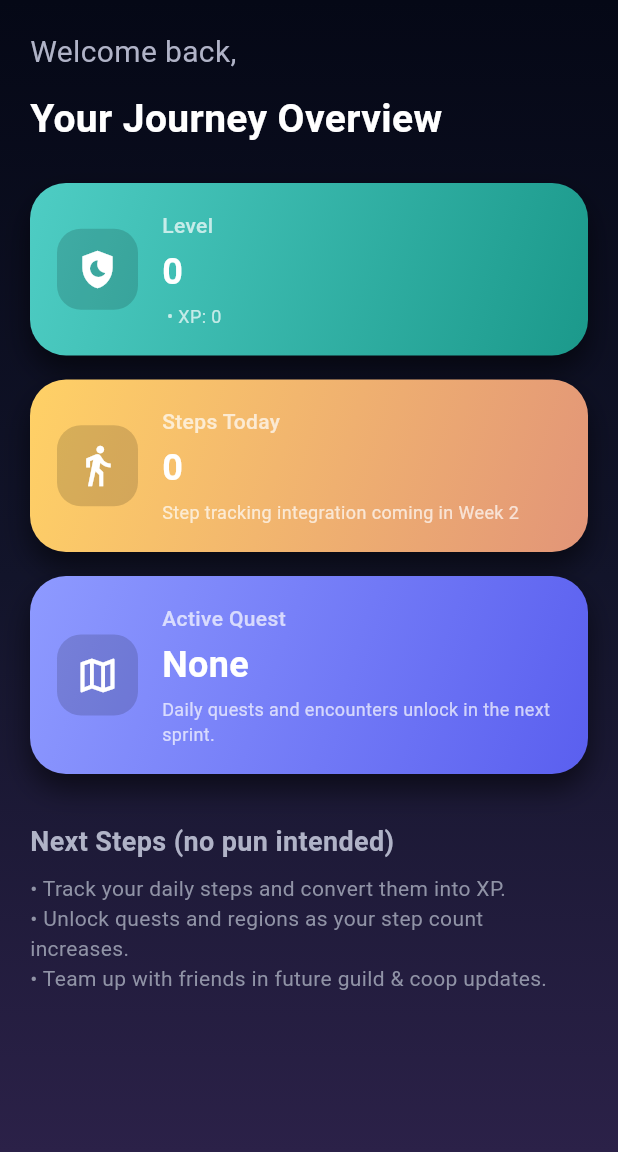
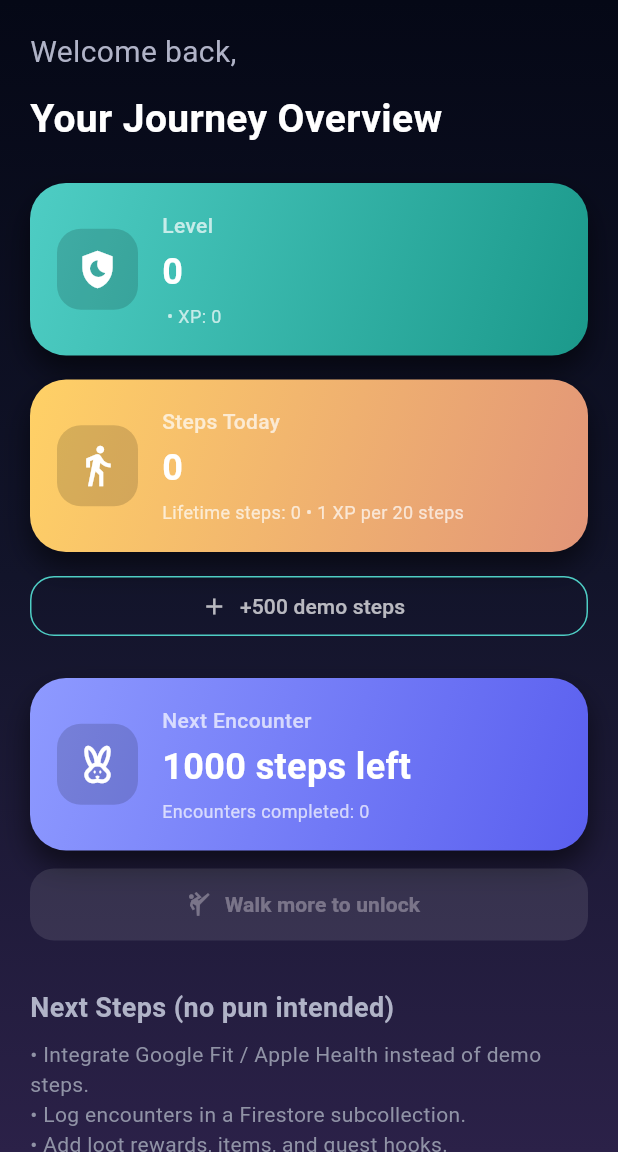
Before and after one commit to kevinlam13/StepQuest, a Flutter app: the screen it shows once a user with an empty profile is signed in, on a phone screen of 412 x 824 dp, the part 84-1236 px from its top. Run offline on Flutter 3.47's test engine with Material 3 defaults, Android fonts, the phone set to English and light mode, and no system bars; our stand-ins replace cloud_firestore, firebase_auth, firebase_core; accounts and stored records are empty.

Commit message:
Step tracking & encounters (steps, XP, milestones)

```diff
--- a/lib/models/player_profile.dart
+++ b/lib/models/player_profile.dart
@@ -5,6 +5,8 @@ class PlayerProfile {
   final int level;
   final int xp;
   final int stepsLifetime;
+  final int stepsToday;
+  final int encountersCompleted;
   final int colorIndex; // used for card color theme
 
   PlayerProfile({
@@ -14,6 +16,8 @@ class PlayerProfile {
     required this.level,
     required this.xp,
     required this.stepsLifetime,
+    required this.stepsToday,
+    required this.encountersCompleted,
     required this.colorIndex,
   });
 
@@ -25,6 +29,8 @@ class PlayerProfile {
       level: 1,
       xp: 0,
       stepsLifetime: 0,
+      stepsToday: 0,
+      encountersCompleted: 0,
       colorIndex: 0,
     );
   }
@@ -37,6 +43,9 @@ class PlayerProfile {
       level: (json['level'] as num?)?.toInt() ?? 1,
       xp: (json['xp'] as num?)?.toInt() ?? 0,
       stepsLifetime: (json['stepsLifetime'] as num?)?.toInt() ?? 0,
+      stepsToday: (json['stepsToday'] as num?)?.toInt() ?? 0,
+      encountersCompleted:
+      (json['encountersCompleted'] as num?)?.toInt() ?? 0,
       colorIndex: (json['colorIndex'] as num?)?.toInt() ?? 0,
     );
   }
@@ -48,6 +57,8 @@ class PlayerProfile {
       'level': level,
       'xp': xp,
       'stepsLifetime': stepsLifetime,
+      'stepsToday': stepsToday,
+      'encountersCompleted': encountersCompleted,
       'colorIndex': colorIndex,
     };
   }
@@ -58,6 +69,8 @@ class PlayerProfile {
     int? level,
     int? xp,
     int? stepsLifetime,
+    int? stepsToday,
+    int? encountersCompleted,
     int? colorIndex,
   }) {
     return PlayerProfile(
@@ -67,6 +80,8 @@ class PlayerProfile {
       level: level ?? this.level,
       xp: xp ?? this.xp,
       stepsLifetime: stepsLifetime ?? this.stepsLifetime,
+      stepsToday: stepsToday ?? this.stepsToday,
+      encountersCompleted: encountersCompleted ?? this.encountersCompleted,
       colorIndex: colorIndex ?? this.colorIndex,
     );
   }
--- a/lib/screens/home_screen.dart
+++ b/lib/screens/home_screen.dart
@@ -4,6 +4,7 @@ import 'package:firebase_auth/firebase_auth.dart';
 import '../models/player_profile.dart';
 import '../services/profile_services.dart';
 import 'character_creation_screen.dart';
+import 'encounter_screen.dart';
 
 class HomeScreen extends StatelessWidget {
   const HomeScreen({super.key});
@@ -66,9 +67,10 @@ class HomeScreen extends StatelessWidget {
               return _buildNoCharacterView(context, email);
             }
 
-            // 👉 Character exists → show RPG-style stats
             final palette =
             _palettes[profile.colorIndex % _palettes.length];
+            final stepsToNext =
+            ProfileService.instance.stepsToNextEncounter(profile);
 
             return ListView(
               padding: const EdgeInsets.all(20),
@@ -91,6 +93,7 @@ class HomeScreen extends StatelessWidget {
                 ),
                 const SizedBox(height: 24),
 
+                // Level / XP card
                 _StatCard(
                   title: 'Level',
                   value: profile.level.toString(),
@@ -100,22 +103,93 @@ class HomeScreen extends StatelessWidget {
                 ),
                 const SizedBox(height: 16),
 
+                // Steps card
                 _StatCard(
                   title: 'Steps Today',
-                  value: '0',
-                  subtitle: 'Step tracking integration coming in Week 2',
+                  value: profile.stepsToday.toString(),
+                  subtitle:
+                  'Lifetime steps: ${profile.stepsLifetime} • 1 XP per 20 steps',
                   icon: Icons.directions_walk,
                   colors: const [Color(0xFFFFD166), Color(0xFFE29578)],
                 ),
-                const SizedBox(height: 16),
+                const SizedBox(height: 12),
 
+                // Demo controls row
+                Row(
+                  children: [
+                    Expanded(
+                      child: OutlinedButton.icon(
+                        style: OutlinedButton.styleFrom(
+                          foregroundColor: Colors.white70,
+                          side: const BorderSide(color: Color(0xFF4ECDC4)),
+                          shape: RoundedRectangleBorder(
+                            borderRadius: BorderRadius.circular(16),
+                          ),
+                        ),
+                        onPressed: () async {
+                          await ProfileService.instance.addSteps(500);
+                          if (context.mounted) {
+                            ScaffoldMessenger.of(context).showSnackBar(
+                              const SnackBar(
+                                content: Text('Added 500 demo steps'),
+                              ),
+                            );
+                          }
+                        },
+                        icon: const Icon(Icons.add),
+                        label: const Text('+500 demo steps'),
+                      ),
+                    ),
+                  ],
+                ),
+                const SizedBox(height: 24),
+
+                // Encounter status
                 _StatCard(
-                  title: 'Active Quest',
-                  value: 'None',
+                  title: 'Next Encounter',
+                  value: stepsToNext == 0
+                      ? 'Ready!'
+                      : '$stepsToNext steps left',
                   subtitle:
-                  'Daily quests and encounters unlock in the next sprint.',
-                  icon: Icons.map_outlined,
+                  'Encounters completed: ${profile.encountersCompleted}',
+                  icon: Icons.cruelty_free_outlined,
                   colors: const [Color(0xFF8E9AFF), Color(0xFF5A5FEF)],
+                ),
+                const SizedBox(height: 12),
+
+                SizedBox(
+                  width: double.infinity,
+                  height: 48,
+                  child: ElevatedButton.icon(
+                    onPressed: stepsToNext == 0
+                        ? () {
+                      Navigator.of(context).push(
+                        MaterialPageRoute(
+                          builder: (_) =>
+                              EncounterScreen(profile: profile),
+                        ),
+                      );
+                    }
+                        : null,
+                    style: ElevatedButton.styleFrom(
+                      backgroundColor: const Color(0xFF4ECDC4),
+                      foregroundColor: Colors.black,
+                      disabledBackgroundColor:
+                      Colors.white.withOpacity(0.1),
+                      shape: RoundedRectangleBorder(
+                        borderRadius: BorderRadius.circular(16),
+                      ),
+                    ),
+                    icon: const Icon(Icons.sports_martial_arts),
+                    label: Text(
+                      stepsToNext == 0
+                          ? 'Start Encounter'
+                          : 'Walk more to unlock',
+                      style: const TextStyle(
+                        fontWeight: FontWeight.bold,
+                      ),
+                    ),
+                  ),
                 ),
 
                 const SizedBox(height: 32),
@@ -129,9 +203,9 @@ class HomeScreen extends StatelessWidget {
                 ),
                 const SizedBox(height: 8),
                 const Text(
-                  '• Track your daily steps and convert them into XP.\n'
-                      '• Unlock quests and regions as your step count increases.\n'
-                      '• Team up with friends in future guild & coop updates.',
+                  '• Integrate Google Fit / Apple Health instead of demo steps.\n'
+                      '• Log encounters in a Firestore subcollection.\n'
+                      '• Add loot rewards, items, and quest hooks.',
                   style: TextStyle(
                     fontSize: 14,
                     color: Color(0xFF9093A6),
```
Also changed, not shown: lib/screens/encounter_screen.dart (added, +220 -0 lines), lib/services/profile_services.dart (+109 -0 lines).
